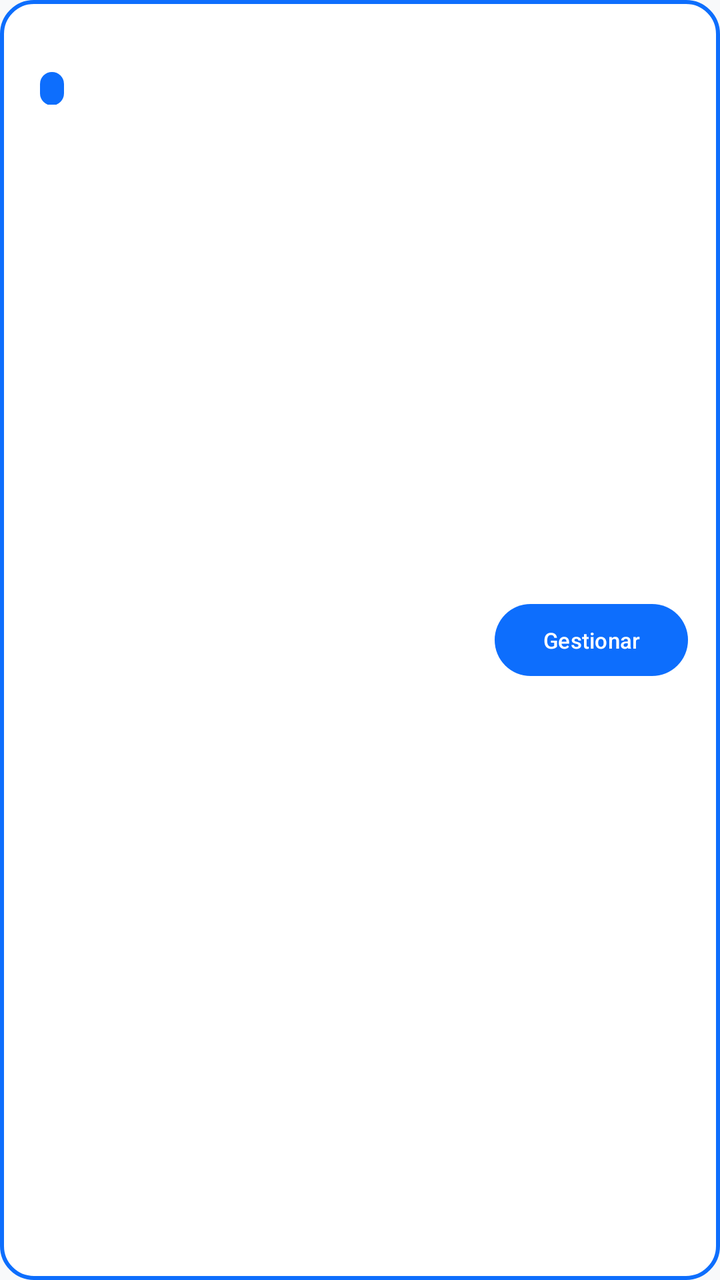
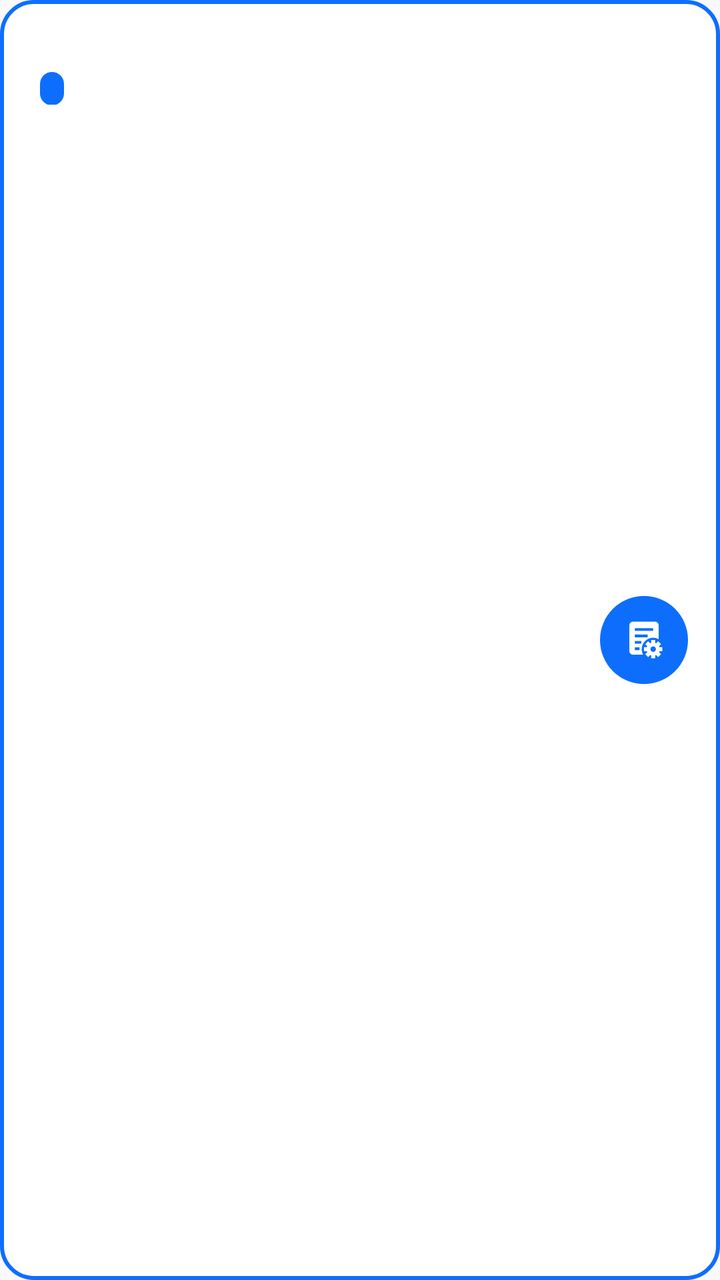

The first picture is an Android layout as it rendered before a commit; the second is the same layout after the commit. The layout source and the unified diff follow.
<!-- AndroidManifest.xml: application theme Theme.MyApplication -->
<!-- res/layout/item_subject.xml -->
<?xml version="1.0" encoding="utf-8"?>
<RelativeLayout xmlns:android="http://schemas.android.com/apk/res/android"
    xmlns:app="http://schemas.android.com/apk/res-auto"
    android:layout_width="match_parent"
    android:layout_height="wrap_content"
    android:padding="12dp"
    android:layout_marginBottom="10dp"
    android:layout_marginHorizontal="2dp"
    android:background="@drawable/bg_list_item">

    <LinearLayout
        android:layout_width="wrap_content"
        android:layout_height="wrap_content"
        android:layout_alignParentStart="true"
        android:layout_toStartOf="@id/layoutButtons"
        android:orientation="vertical">

        <TextView
            android:id="@+id/tvSubjectName"
            android:layout_width="wrap_content"
            android:layout_height="wrap_content"
            android:textColor="?android:attr/textColorPrimary"
            android:textSize="16sp"
            android:textStyle="bold" />

        <LinearLayout
            android:layout_width="wrap_content"
            android:layout_height="wrap_content"
            android:orientation="horizontal"
            android:layout_marginTop="2dp">

            <TextView
                android:id="@+id/tvFaculty"
                android:layout_width="wrap_content"
                android:layout_height="wrap_content"
                android:textColor="?attr/colorPrimary"
                android:textSize="12sp"
                android:textStyle="italic" />

            <TextView
                android:id="@+id/tvSection"
                android:layout_width="wrap_content"
                android:layout_height="wrap_content"
                android:layout_marginStart="8dp"
                android:textSize="11sp"
                android:textStyle="bold"
                android:paddingHorizontal="6dp"
                android:paddingVertical="1dp"
                android:background="@drawable/bg_badge_primary"
                android:textColor="@color/white" />
        </LinearLayout>

        <TextView
            android:id="@+id/tvFacility"
            android:layout_width="wrap_content"
            android:layout_height="wrap_content"
            android:textColor="?attr/colorPrimary"
            android:textSize="12sp"
            android:textStyle="bold"
            android:layout_marginTop="2dp"
            android:visibility="gone" />

        <TextView
            android:id="@+id/tvDescription"
            android:layout_width="wrap_content"
            android:layout_height="wrap_content"
            android:textColor="?android:attr/textColorSecondary"
            android:textSize="14sp"
            android:layout_marginTop="2dp" />
    </LinearLayout>

    <LinearLayout
        android:id="@+id/layoutButtons"
        android:layout_width="wrap_content"
        android:layout_height="wrap_content"
        android:layout_alignParentEnd="true"
        android:layout_centerVertical="true"
        android:orientation="horizontal">

        <com.google.android.material.button.MaterialButton
            android:id="@+id/btnManage"
            style="@style/Widget.Material3.Button.TonalButton"
            android:layout_width="wrap_content"
            android:layout_height="36dp"
            android:minHeight="0dp"
            android:text="Gestionar"
            android:textSize="11sp"
            android:textAllCaps="false"
            app:cornerRadius="18dp"
            android:insetTop="0dp"
            android:insetBottom="0dp"
            app:backgroundTint="?attr/colorPrimary"
            android:textColor="@color/white"
            android:layout_marginEnd="4dp"/>

        <com.google.android.material.button.MaterialButton
            android:id="@+id/btnDeleteSubject"
            style="@style/Widget.Material3.Button.TonalButton"
            android:layout_width="36dp"
            android:layout_height="36dp"
            android:minHeight="0dp"
            android:padding="0dp"
            android:insetTop="0dp"
            android:insetBottom="0dp"
            android:insetLeft="0dp"
            android:insetRight="0dp"
            app:cornerRadius="18dp"
            app:icon="@drawable/ic_delete"
            app:iconGravity="textStart"
            app:iconPadding="0dp"
            app:iconSize="18dp"
            app:backgroundTint="@color/bs_danger"
            app:iconTint="@color/white"
            android:layout_marginStart="4dp"
            android:contentDescription="Desinscribir"
            android:visibility="gone"/>

    </LinearLayout>

</RelativeLayout>
<!-- resources referenced by this layout -->
<resources>
  <color name="bs_danger">#dc3545</color>
  <color name="white">#FFFFFFFF</color>
  <!-- drawable bg_badge_primary (drawable) -->
  <?xml version="1.0" encoding="utf-8"?>
  <shape xmlns:android="http://schemas.android.com/apk/res/android">
      <solid android:color="?attr/colorPrimary" />
      <corners android:radius="10dp" />
  </shape>
  <!-- drawable bg_list_item (drawable) -->
  <?xml version="1.0" encoding="utf-8"?>
  <shape xmlns:android="http://schemas.android.com/apk/res/android">
      <solid android:color="?attr/colorSurface" />
      <stroke
          android:width="2dp"
          android:color="?attr/colorPrimary" />
      <corners android:radius="16dp" />
  </shape>
  <!-- drawable ic_delete (drawable) -->
  <vector xmlns:android="http://schemas.android.com/apk/res/android"
      android:width="24dp"
      android:height="24dp"
      android:viewportWidth="24"
      android:viewportHeight="24">
      <path
          android:fillColor="#000000"
          android:pathData="M6,19c0,1.1 0.9,2 2,2h8c1.1,0 2,-0.9 2,-2V7H6v12zM19,4h-3.5l-1,-1h-5l-1,1H5v2h14V4z" />
  </vector>
  <style name="Theme.MyApplication" parent="Base.Theme.MyApplication" />
  <color name="accent_blue">#0d6efd</color>
  <color name="bs_secondary">#6c757d</color>
  <color name="bs_dark">#212529</color>
  <color name="bs_light">#f8f9fa</color>
  <color name="surface_light">#FFFFFF</color>
  <style name="Widget.Bootstrap.Card" parent="Widget.Material3.CardView.Outlined">
          <item name="cardBackgroundColor">?attr/colorSurface</item>
          <item name="cardCornerRadius">16dp</item>
          <item name="cardElevation">3dp</item>
          <item name="strokeColor">?attr/colorPrimary</item>
          <item name="strokeWidth">2dp</item>
          <item name="android:layout_margin">8dp</item>
      </style>
  <style name="Theme.MyApplication.Dialog" parent="ThemeOverlay.Material3.MaterialAlertDialog">
          <item name="shapeAppearanceOverlay">@style/ShapeAppearance.MyApplication.Dialog</item>
      </style>
  <style name="ShapeAppearance.MyApplication.Dialog" parent="ShapeAppearance.Material3.LargeComponent">
          <item name="cornerSize">20dp</item>
      </style>
  <!-- unchanged entries left out for length: 1 -->
</resources>

<!-- the commit's change to res/layout/item_subject.xml (unified diff, before → after) -->
@@ -75,42 +75,52 @@
         android:layout_height="wrap_content"
         android:layout_alignParentEnd="true"
         android:layout_centerVertical="true"
+        android:gravity="center_vertical"
         android:orientation="horizontal">
 
         <com.google.android.material.button.MaterialButton
             android:id="@+id/btnManage"
             style="@style/Widget.Material3.Button.TonalButton"
-            android:layout_width="wrap_content"
-            android:layout_height="36dp"
-            android:minHeight="0dp"
-            android:text="Gestionar"
-            android:textSize="11sp"
-            android:textAllCaps="false"
-            app:cornerRadius="18dp"
-            android:insetTop="0dp"
-            android:insetBottom="0dp"
-            app:backgroundTint="?attr/colorPrimary"
-            android:textColor="@color/white"
-            android:layout_marginEnd="4dp"/>
-
-        <com.google.android.material.button.MaterialButton
-            android:id="@+id/btnDeleteSubject"
-            style="@style/Widget.Material3.Button.TonalButton"
-            android:layout_width="36dp"
-            android:layout_height="36dp"
+            android:layout_width="44dp"
+            android:layout_height="44dp"
+            android:layout_gravity="center_vertical"
+            android:minWidth="0dp"
             android:minHeight="0dp"
             android:padding="0dp"
             android:insetTop="0dp"
             android:insetBottom="0dp"
             android:insetLeft="0dp"
             android:insetRight="0dp"
-            app:cornerRadius="18dp"
+            app:cornerRadius="22dp"
+            app:icon="@drawable/ic_manage"
+            app:iconGravity="textStart"
+            app:iconPadding="0dp"
+            app:iconSize="22dp"
+            app:iconTint="@color/white"
+            app:backgroundTint="?attr/colorPrimary"
+            android:layout_marginEnd="4dp"
+            android:contentDescription="Gestionar"/>
+
+        <com.google.android.material.button.MaterialButton
+            android:id="@+id/btnDeleteSubject"
+            style="@style/Widget.Material3.Button.TonalButton"
+            android:layout_width="44dp"
+            android:layout_height="44dp"
+            android:layout_gravity="center_vertical"
+            android:minWidth="0dp"
+            android:minHeight="0dp"
+            android:padding="0dp"
+            android:insetTop="0dp"
+            android:insetBottom="0dp"
+            android:insetLeft="0dp"
+            android:insetRight="0dp"
+            app:cornerRadius="22dp"
             app:icon="@drawable/ic_delete"
             app:iconGravity="textStart"
             app:iconPadding="0dp"
-            app:iconSize="18dp"
+            app:iconSize="22dp"
+            app:iconTint="@color/white"
             app:backgroundTint="@color/bs_danger"
-            app:iconTint="@color/white"
             android:layout_marginStart="4dp"
             android:contentDescription="Desinscribir"
             android:visibility="gone"/>
<!-- resource entries referenced after the edit -->
@@ -27,6 +27,37 @@
           android:fillColor="#000000"
           android:pathData="M6,19c0,1.1 0.9,2 2,2h8c1.1,0 2,-0.9 2,-2V7H6v12zM19,4h-3.5l-1,-1h-5l-1,1H5v2h14V4z" />
   </vector>
+  <!-- drawable ic_manage (drawable) -->
+  <vector xmlns:android="http://schemas.android.com/apk/res/android"
+      android:width="24dp"
+      android:height="24dp"
+      android:viewportWidth="24"
+      android:viewportHeight="24">
+  
+      
+      <path
+          android:fillColor="#FFFFFF"
+          android:fillType="evenOdd"
+          android:pathData="M6,2h12a2,2 0 0 1 2,2v7.52A6.25,6.25 0 0 0 11.52,20H6a2,2 0 0 1 -2,-2V4a2,2 0 0 1 2,-2z
+                            M7,5.5h10v1.5H7z
+                            M7,9h7v1.5H7z
+                            M7,12.5h3.5v1.5H7z
+                            M7,16h2.5v1.5H7z"/>
+  
+      
+      <path
+          android:fillColor="#FFFFFF"
+          android:pathData="M17,13.4a3.6,3.6 0 1,1 0,7.2a3.6,3.6 0 1,1 0,-7.2z
+                            M17,15.5a1.5,1.5 0 1,0 0,3a1.5,1.5 0 1,0 0,-3z
+                            M15.9,12h2.2v2h-2.2z
+                            M15.9,20h2.2v2h-2.2z
+                            M12,15.9h2v2.2h-2z
+                            M20,15.9h2v2.2h-2z
+                            M19.9,18.34L21.31,19.76L19.76,21.31L18.34,19.9z
+                            M15.66,19.9L14.24,21.31L12.69,19.76L14.1,18.34z
+                            M14.1,15.66L12.69,14.24L14.24,12.69L15.66,14.1z
+                            M18.34,14.1L19.76,12.69L21.31,14.24L19.9,15.66z"/>
+  </vector>
   <style name="Theme.MyApplication" parent="Base.Theme.MyApplication" />
   <color name="accent_blue">#0d6efd</color>
   <color name="bs_secondary">#6c757d</color>
